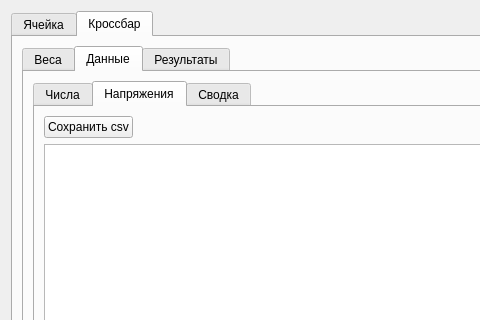
Before: the Qt Designer form gui/uies/math.ui in neurocomputer/MemriBoard, drawn with Qt 5; both pictures show x 0 to 480 and y 0 to 320 of the 1153 by 555 pixel window.
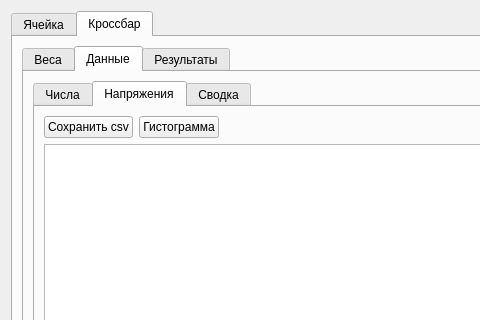
After: the same form once the commit is applied. The open tabs and pages were chosen to show the change.

Commit message: data&voltage histogram buttons

Patch:
```diff
--- a/gui/uies/math.ui
+++ b/gui/uies/math.ui
@@ -551,6 +551,13 @@
                    </property>
                   </widget>
                  </item>
+                 <item>
+                  <widget class="QPushButton" name="button_histogram_voltage">
+                   <property name="text">
+                    <string>Гистограмма</string>
+                   </property>
+                  </widget>
+                 </item>
                  <item>
                   <spacer name="horizontalSpacer_10">
                    <property name="orientation">
```
Left out of the diff: 13 changed lines with no effect on the pictures. The commit also changes 1 other file.
